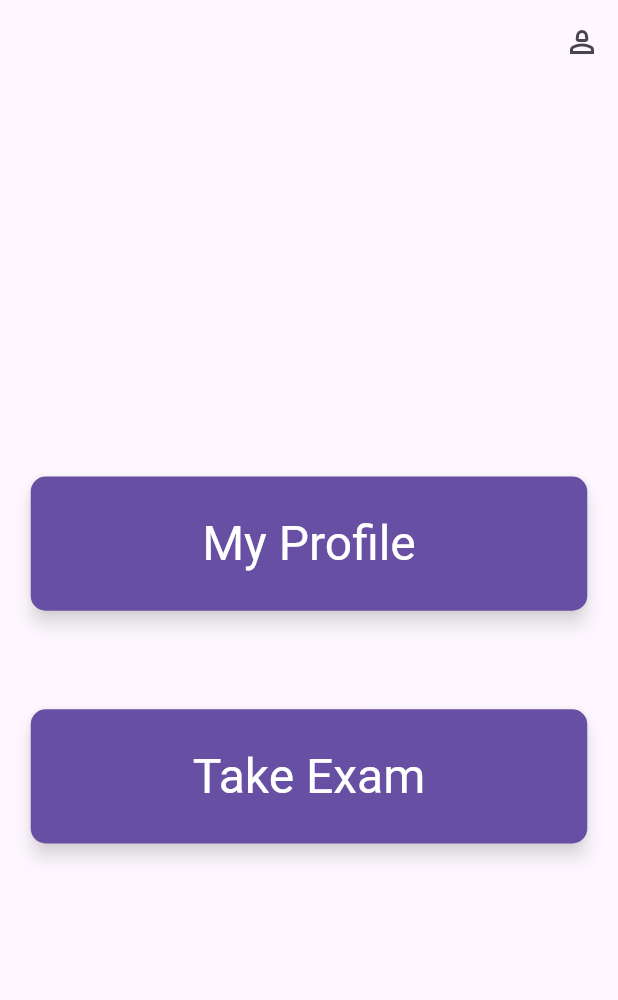
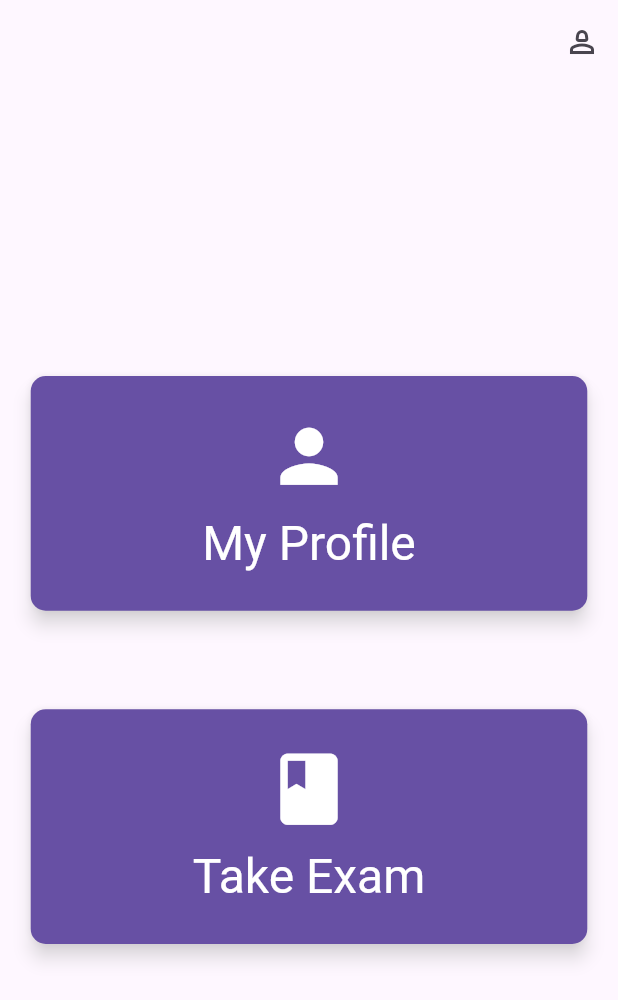
Before and after one commit to rahulkandel7/toodle, a Flutter app: the FirstScreen screen opened by its route, on a phone screen of 412 x 824 dp. Shown: the top 1000 px of the screen. Run offline on Flutter 3.47's test engine with Material 2 defaults, Android fonts, the phone set to English and light mode, and no system bars; our stand-ins replace cached_network_image, dartz, dio, flutter_riverpod, just_audio, local_auth and 2 more; accounts and stored records are empty.

Commit message:
added icons in first page

```diff
--- a/lib/featurers/home/presentation/screens/first_screen.dart
+++ b/lib/featurers/home/presentation/screens/first_screen.dart
@@ -157,6 +157,7 @@ class FirstScreenState extends ConsumerState<FirstScreen> {
               info: 'My Profile',
               function: () =>
                   Navigator.of(context).pushNamed(EditProfile.routename),
+              icon: Icons.person,
             ),
             SizedBox(
               height: screenSize.height * 0.05,
@@ -166,6 +167,7 @@ class FirstScreenState extends ConsumerState<FirstScreen> {
               info: 'Take Exam',
               function: () =>
                   Navigator.of(context).pushNamed(HomeScreen.routeName),
+              icon: Icons.book,
             ),
           ],
         ),
@@ -180,6 +182,7 @@ class FirstScreenState extends ConsumerState<FirstScreen> {
     required Size screenSize,
     required String info,
     required Function()? function,
+    required IconData icon,
   }) {
     return Padding(
       padding: EdgeInsets.symmetric(vertical: screenSize.height * 0.01),
@@ -201,14 +204,27 @@ class FirstScreenState extends ConsumerState<FirstScreen> {
             ),
             child: Padding(
               padding: EdgeInsets.symmetric(vertical: screenSize.height * 0.01),
-              child: Row(
-                mainAxisAlignment: MainAxisAlignment.center,
+              child: Column(
                 children: [
-                  Text(
-                    info,
-                    style: Theme.of(context).textTheme.headlineLarge!.copyWith(
-                          color: Colors.white,
-                        ),
+                  Icon(
+                    icon,
+                    size: Theme.of(context).textTheme.displayLarge!.fontSize,
+                    color: Colors.white,
+                  ),
+                  const SizedBox(
+                    height: 10,
+                  ),
+                  Row(
+                    mainAxisAlignment: MainAxisAlignment.center,
+                    children: [
+                      Text(
+                        info,
+                        style:
+                            Theme.of(context).textTheme.headlineLarge!.copyWith(
+                                  color: Colors.white,
+                                ),
+                      ),
+                    ],
                   ),
                 ],
               ),
```
Also changed, not shown: lib/featurers/quiz/presnetation/screens/quiz_screen.dart (+23 -0 lines).
